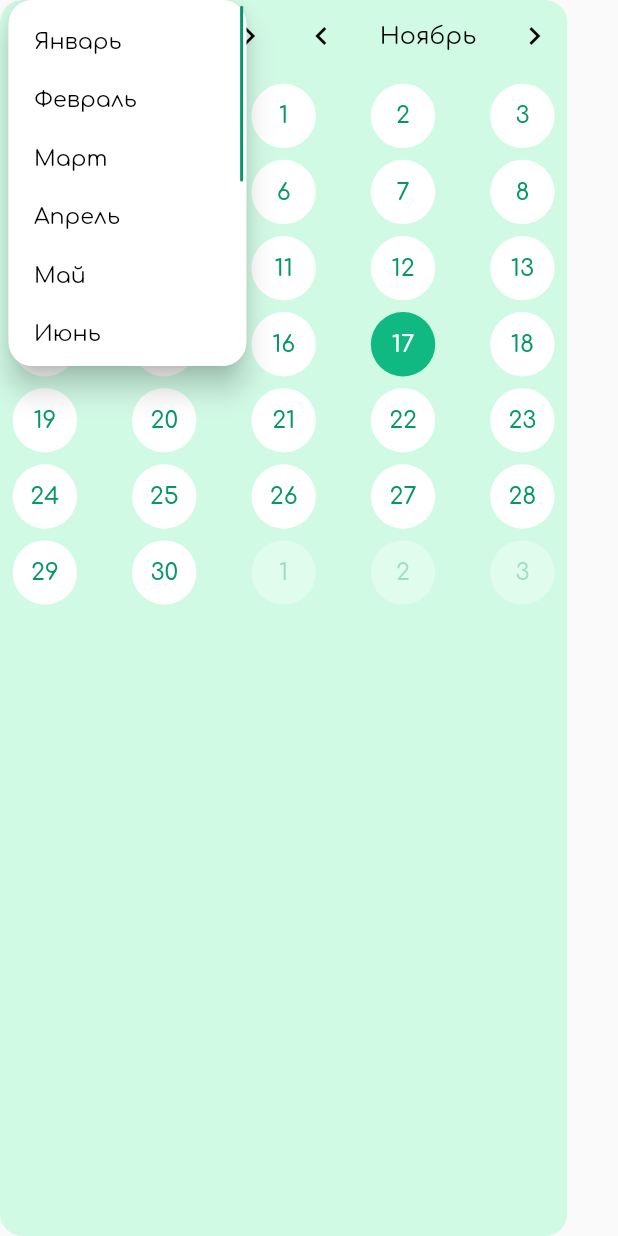
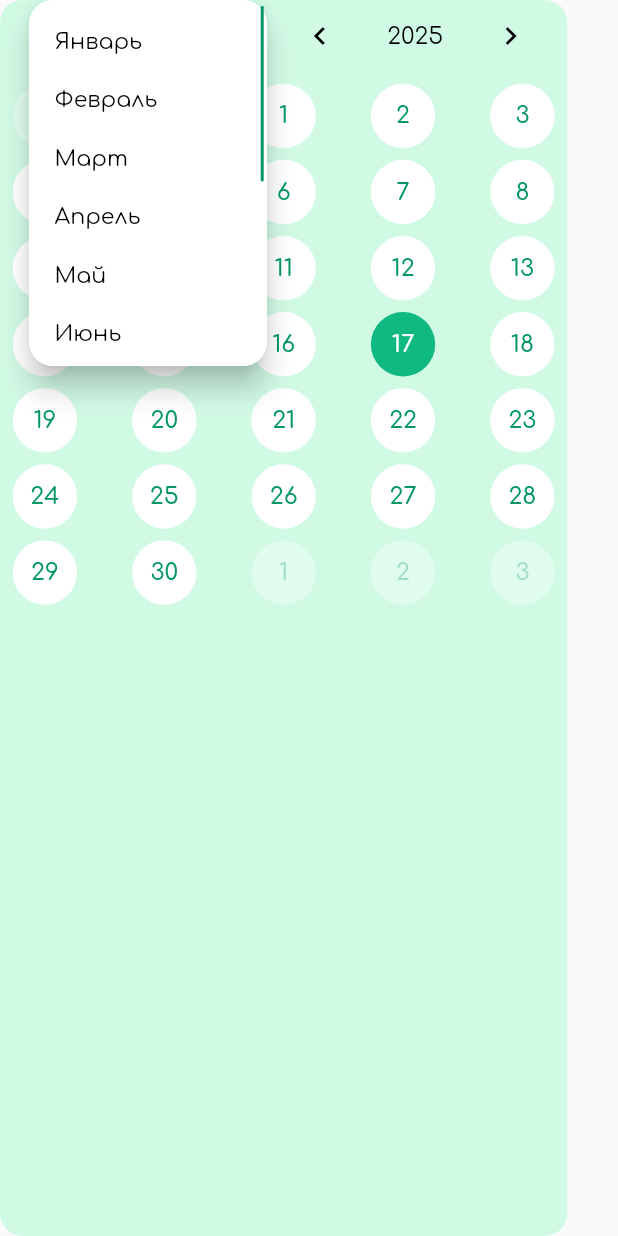
Before and after one commit to MaksimSnopkov/tudu, a Flutter app: the CalendarContainer widget shown alone on an empty page, opened directly, after a tap on the "keyboard arrow left" icon, after a tap on the "keyboard arrow right" icon, after a tap on "Ноябрь", on a phone screen of 412 x 824 dp. Run offline on Flutter 3.47's test engine with Material 3 defaults, Android fonts, the phone set to English and light mode, and no system bars; our stand-ins replace bloc, equatable, firebase_auth, firebase_core, flutter_screenutil, get_it and 2 more; accounts and stored records are empty.

```diff
--- a/lib/features/home/presentation/pages/widgets/base_buttons_widget/widgets/calendar/calendar_widget/calendar_container.dart
+++ b/lib/features/home/presentation/pages/widgets/base_buttons_widget/widgets/calendar/calendar_widget/calendar_container.dart
@@ -1,7 +1,7 @@
 import 'package:flutter/material.dart';
 import 'package:flutter_screenutil/flutter_screenutil.dart';
-import 'package:tudu/config/styles.dart';
 import 'package:tudu/features/home/presentation/pages/widgets/base_buttons_widget/widgets/calendar/calendar_widget/calendar_widget.dart';
+import 'package:tudu/features/home/presentation/pages/widgets/base_buttons_widget/widgets/calendar/calendar_widget/widgets/calendar_switcher_button.dart';
 
 class CalendarContainer extends StatefulWidget {
   const CalendarContainer({super.key});
@@ -33,7 +33,7 @@ class _CalendarContainerState extends State<CalendarContainer> {
   ];
 
   // Список лет
-  List<String> years = const [];
+  List<String> years = [DateTime.now().year.toString()];
 
   @override
   void initState() {
@@ -46,8 +46,6 @@ class _CalendarContainerState extends State<CalendarContainer> {
       if (selected != newMonth) {
         setState(() => selected = newMonth);
       }
-
-      years = List.generate(50, (index) => (DateTime.now().year - 25 + index).toString());
     });
   }
 
@@ -73,131 +71,6 @@ class _CalendarContainerState extends State<CalendarContainer> {
     focusedDayNotifier.value = DateTime(focusedDayNotifier.value.year - 1, focusedDayNotifier.value.month);
   }
 
-  Widget calendarSwitcherButton(VoidCallback onPrev, VoidCallback onNext, List<String> bottomList) {
-    void showMonthPickerWithScrollbar(BuildContext context) async {
-      final RenderBox button = context.findRenderObject() as RenderBox;
-      final RenderBox overlay = Overlay.of(context).context.findRenderObject() as RenderBox;
-
-      final offset = button.localToGlobal(Offset.zero, ancestor: overlay);
-
-      final scrollController = ScrollController();
-
-      final String? selectedMonth = await showDialog<String>(
-        context: context,
-        barrierColor: Colors.transparent,
-        builder: (dialogContext) {
-          return Stack(
-            children: [
-              GestureDetector(
-                onTap: () => Navigator.of(dialogContext).pop(),
-                behavior: HitTestBehavior.translucent,
-                child: Container(color: Colors.transparent),
-              ),
-
-              Positioned(
-                left: offset.dx - 40.w,
-                top: offset.dy,
-                child: Material(
-                  elevation: 8,
-                  borderRadius: BorderRadius.circular(16),
-                  child: Container(
-                    width: 150.w,
-                    constraints: BoxConstraints(maxHeight: 250.h),
-                    decoration: BoxDecoration(color: Colors.white, borderRadius: BorderRadius.circular(16)),
-                    child: RawScrollbar(
-                      controller: scrollController,
-                      thumbColor: Color(0xFF059669),
-                      radius: const Radius.circular(4),
-                      thickness: 2,
-                      thumbVisibility: true,
-                      trackVisibility: false,
-                      padding: EdgeInsets.only(right: 2.w, top: 4.h, bottom: 4.h),
-                      child: ListView.builder(
-                        controller: scrollController,
-                        padding: EdgeInsets.symmetric(vertical: 8.h),
-                        shrinkWrap: true,
-                        itemCount: bottomList.length,
-                        itemBuilder: (context, index) {
-                          final bList = bottomList[index];
-                          final isSelected = bList == selected;
-
-                          return InkWell(
-                            onTap: () => Navigator.of(dialogContext).pop(bList),
-                            child: Container(
-                              height: 40.h,
-                              padding: EdgeInsets.symmetric(horizontal: 16.w),
-                              decoration: BoxDecoration(color: isSelected ? const Color(0xFFD1FAE5) : null),
-                              alignment: Alignment.centerLeft,
-                              child: Text(
-                                bList,
-                                style: AppStyles.taskText.copyWith(
-                                  fontSize: 14.sp,
-                                  color: Colors.black,
-                                  fontWeight: isSelected ? FontWeight.w600 : FontWeight.normal,
-                                ),
-                              ),
-                            ),
-                          );
-                        },
-                      ),
-                    ),
-                  ),
-                ),
-              ),
-            ],
-          );
-        },
-      );
-
-      scrollController.dispose();
-
-      if (selectedMonth != null) {
-        setState(() {
-          selected = selectedMonth;
-          focusedDayNotifier.value = DateTime(focusedDayNotifier.value.year, months.indexOf(selectedMonth) + 1, 1);
-        });
-      }
-    }
-
-    return ValueListenableBuilder<DateTime>(
-      valueListenable: focusedDayNotifier,
-      builder: (context, focusedDay, _) {
-        return Row(
-          children: [
-            IconButton(
-              onPressed: onPrev,
-              icon: const Icon(Icons.keyboard_arrow_left, color: Color(0xFF000000)),
-            ),
-
-            Builder(
-              builder: (BuildContext btnContext) {
-                return TextButton(
-                  onPressed: () => showMonthPickerWithScrollbar(btnContext),
-                  child: SizedBox(
-                    width: 74.w,
-                    child: Text(
-                      selected,
-                      textAlign: TextAlign.center,
-                      overflow: TextOverflow.ellipsis,
-                      softWrap: false,
-                      maxLines: 1,
-                      style: AppStyles.authText.copyWith(color: Colors.black, fontSize: 15.sp),
-                    ),
-                  ),
-                );
-              },
-            ),
-
-            IconButton(
-              onPressed: onNext,
-              icon: const Icon(Icons.keyboard_arrow_right, color: Color(0xFF000000)),
-            ),
-          ],
-        );
-      },
-    );
-  }
-
   @override
   Widget build(BuildContext context) {
     return Container(
@@ -206,9 +79,23 @@ class _CalendarContainerState extends State<CalendarContainer> {
       child: Column(
         children: [
           Row(
+            crossAxisAlignment: CrossAxisAlignment.center,
+            mainAxisAlignment: MainAxisAlignment.center,
             children: [
-              calendarSwitcherButton(onPreviousMonth, onNextMonth, months),
-              calendarSwitcherButton(onPrevYear, onNextYear, years),
+              CalendarSwitcherButton(
+                focusedDayNotifier: focusedDayNotifier,
+                isYear: false,
+                list: months,
+                onPrev: onPreviousMonth,
+                onNext: onNextMonth,
+              ),
+              CalendarSwitcherButton(
+                focusedDayNotifier: focusedDayNotifier,
+                isYear: true,
+                list: years,
+                onPrev: onPrevYear,
+                onNext: onNextYear,
+              ),
             ],
           ),
           CalendarWidget(focusedDayNotifier: focusedDayNotifier),
--- a/lib/features/home/presentation/pages/widgets/base_buttons_widget/widgets/calendar/calendar_widget/calendar_widget.dart
+++ b/lib/features/home/presentation/pages/widgets/base_buttons_widget/widgets/calendar/calendar_widget/calendar_widget.dart
@@ -13,11 +13,7 @@ class CalendarWidget extends StatefulWidget {
 
 List<DateTime> generateCalendarDays(DateTime focusedDay) {
   final firstDayOfMonth = DateTime(focusedDay.year, focusedDay.month, 1);
-
-  // ✅ 2 дня до начала месяца
   final startDate = firstDayOfMonth.subtract(const Duration(days: 2));
-
-  // ✅ Всего нужно 35 дней (2 прошлых + дни текущего месяца + 3 следующих)
   return List.generate(35, (index) => startDate.add(Duration(days: index)));
 }
 
@@ -41,7 +37,6 @@ class _CalendarWidgetState extends State<CalendarWidget> {
         return Padding(
           padding: EdgeInsets.symmetric(horizontal: 8.w, vertical: 8.h),
           child: GridView.builder(
-            // ✅ КРИТИЧНО: добавляем shrinkWrap и отключаем скролл
             shrinkWrap: true,
             physics: const NeverScrollableScrollPhysics(),
 
--- /dev/null
+++ b/lib/features/home/presentation/pages/widgets/base_buttons_widget/widgets/calendar/calendar_widget/widgets/calendar_switcher_button.dart
@@ -0,0 +1,170 @@
+import 'package:flutter/material.dart';
+import 'package:flutter_screenutil/flutter_screenutil.dart';
+import 'package:tudu/config/styles.dart';
+
+class CalendarSwitcherButton extends StatefulWidget {
+  const CalendarSwitcherButton({
+    super.key,
+    required this.onPrev,
+    required this.onNext,
+    required this.list,
+    required this.focusedDayNotifier,
+    required this.isYear,
+  });
+
+  final VoidCallback onPrev;
+  final VoidCallback onNext;
+  final List<String> list;
+  final ValueNotifier<DateTime> focusedDayNotifier;
+  final bool isYear;
+
+  @override
+  State<CalendarSwitcherButton> createState() => _CalendarSwitcherButtonState();
+}
+
+class _CalendarSwitcherButtonState extends State<CalendarSwitcherButton> {
+  String get selected {
+    if (widget.isYear) {
+      return widget.focusedDayNotifier.value.year.toString();
+    } else {
+      return widget.list[widget.focusedDayNotifier.value.month - 1];
+    }
+  }
+
+  @override
+  Widget build(BuildContext context) {
+    void showMonthPickerWithScrollbar(BuildContext context) async {
+      final RenderBox button = context.findRenderObject() as RenderBox;
+      final RenderBox overlay = Overlay.of(context).context.findRenderObject() as RenderBox;
+
+      final offset = button.localToGlobal(Offset.zero, ancestor: overlay);
+
+      final scrollController = ScrollController();
+
+      final String? selectedObject = await showDialog<String>(
+        context: context,
+        barrierColor: Colors.transparent,
+        builder: (dialogContext) {
+          return Stack(
+            children: [
+              GestureDetector(
+                onTap: () => Navigator.of(dialogContext).pop(),
+                behavior: HitTestBehavior.translucent,
+                child: Container(color: Colors.transparent),
+              ),
+
+              Positioned(
+                left: offset.dx - 40.w,
+                top: offset.dy,
+                child: Material(
+                  elevation: 8,
+                  borderRadius: BorderRadius.circular(16),
+                  child: Container(
+                    width: 150.w,
+                    constraints: BoxConstraints(maxHeight: 250.h),
+                    decoration: BoxDecoration(color: Colors.white, borderRadius: BorderRadius.circular(16)),
+                    child: RawScrollbar(
+                      controller: scrollController,
+                      thumbColor: Color(0xFF059669),
+                      radius: const Radius.circular(4),
+                      thickness: 2,
+                      thumbVisibility: true,
+                      trackVisibility: false,
+                      padding: EdgeInsets.only(right: 2.w, top: 4.h, bottom: 4.h),
+                      child: ListView.builder(
+                        controller: scrollController,
+                        padding: EdgeInsets.symmetric(vertical: 8.h),
+                        shrinkWrap: true,
+                        itemCount: widget.list.length,
+                        itemBuilder: (context, index) {
+                          final bList = widget.list[index];
+                          final isSelected = bList == selected;
+
+                          return InkWell(
+                            onTap: () => Navigator.of(dialogContext).pop(bList),
+                            child: Container(
+                              height: 40.h,
+                              padding: EdgeInsets.symmetric(horizontal: 16.w),
+                              decoration: BoxDecoration(color: isSelected ? const Color(0xFFD1FAE5) : null),
+                              alignment: Alignment.centerLeft,
+                              child: Text(
+                                bList,
+                                style: AppStyles.taskText.copyWith(
+                                  fontSize: 14.sp,
+                                  color: Colors.black,
+                                  fontWeight: isSelected ? FontWeight.w600 : FontWeight.normal,
+                                ),
+                              ),
+                            ),
+                          );
+                        },
+                      ),
+                    ),
+                  ),
+                ),
+              ),
+            ],
+          );
+        },
+      );
+
+      scrollController.dispose();
+
+      if (selectedObject != null) {
+        setState(() {
+          if (widget.isYear) {
+            widget.focusedDayNotifier.value = DateTime(
+              int.parse(selectedObject),
+              widget.focusedDayNotifier.value.month,
+              1,
+            );
+          }
+        });
+      } else {
+        widget.focusedDayNotifier.value = DateTime(
+          widget.focusedDayNotifier.value.year,
+          widget.list.indexOf(selectedObject!) + 1,
+          1,
+        );
+      }
+    }
+
+    return ValueListenableBuilder<DateTime>(
+      valueListenable: widget.focusedDayNotifier,
+      builder: (context, focusedDay, _) {
+        return Row(
+          children: [
+            IconButton(
+              onPressed: widget.onPrev,
+              icon: const Icon(Icons.keyboard_arrow_left, color: Color(0xFF000000)),
+            ),
+
+            Builder(
+              builder: (BuildContext btnContext) {
+                return TextButton(
+                  onPressed: () => showMonthPickerWithScrollbar(btnContext),
+                  child: SizedBox(
+                    width: 60.w,
+                    child: Text(
+                      selected,
+                      textAlign: TextAlign.center,
+                      overflow: TextOverflow.ellipsis,
+                      softWrap: false,
+                      maxLines: 1,
+                      style: AppStyles.authText.copyWith(color: Colors.black, fontSize: 15.sp),
+                    ),
+                  ),
+                );
+              },
+            ),
+
+            IconButton(
+              onPressed: widget.onNext,
+              icon: const Icon(Icons.keyboard_arrow_right, color: Color(0xFF000000)),
+            ),
+          ],
+        );
+      },
+    );
+  }
+}
```
Also changed, not shown: lib/features/family/presentation/pages/family_page/family_page.dart (added, +28 -0 lines), lib/features/family/presentation/pages/family_page/widgets/family_chat_button.dart (added, +42 -0 lines), lib/features/family/presentation/pages/family_page/widgets/family_participants.dart (added, +17 -0 lines), lib/features/family/presentation/pages/family_page/widgets/participants_panel.dart (added, +42 -0 lines), assets/icons/chat.png (added), assets/icons/family.png (renamed from assets/images/icons/family.png), pubspec.lock.
